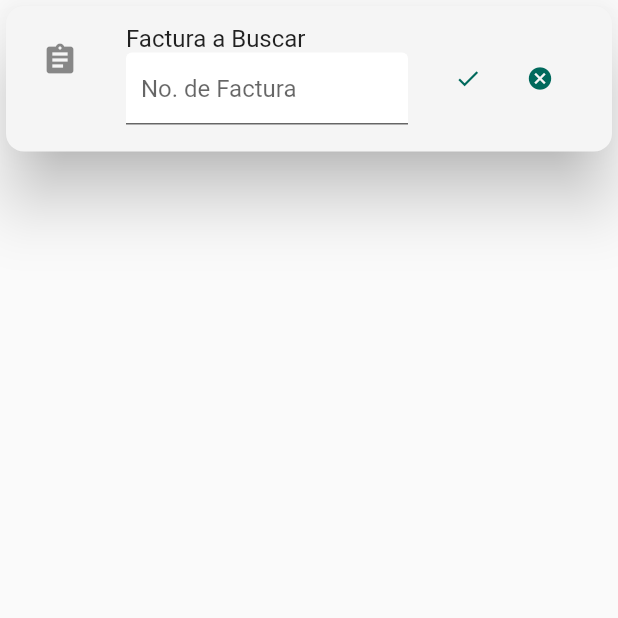
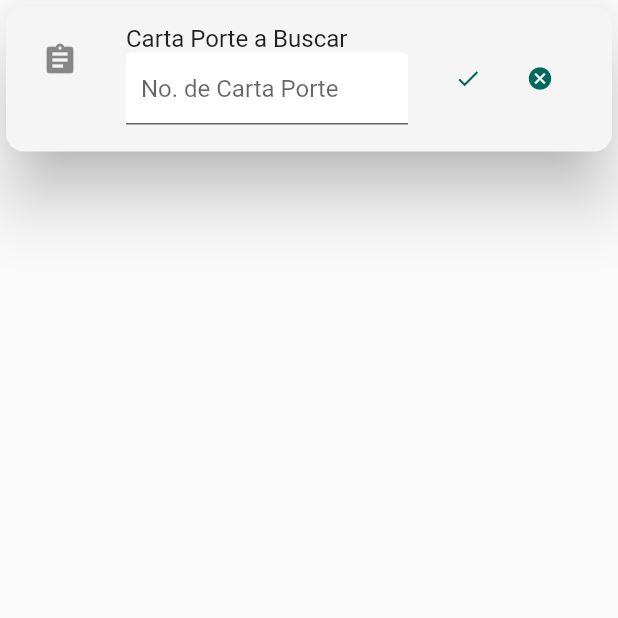
Before and after one commit to cosetimx/factura, a Flutter app: the HomePageMap screen opened directly, on a phone screen of 412 x 824 dp, the top half of it. Run offline on Flutter 3.47's test engine with Material 2 defaults, Android fonts, the phone set to English and light mode, and no system bars; Roboto replaces fonts that are missing (Nunito).

Commit message:
Cambios Nomnbres

```diff
--- a/lib/home_page.dart
+++ b/lib/home_page.dart
@@ -399,7 +399,7 @@ class HomePageState extends State<HomePageMap> {
           primary: Colors.teal,
           fixedSize: Size.fromWidth(100),
           padding: EdgeInsets.all(10)),
-      child: Icon(Icons.cancel),
+      child: Text('Cancelar'),//Icon(Icons.cancel),
       onPressed: () async {
         await showDialog(
             context: context,
@@ -438,7 +438,7 @@ class HomePageState extends State<HomePageMap> {
           primary: Colors.teal,
           fixedSize: Size.fromWidth(100),
           padding: EdgeInsets.all(10)),
-      child: Icon(Icons.check),
+      child: Text('Aceptar'),//Icon(Icons.check),
       onPressed: () async {
         await showDialog(
             context: context,
@@ -485,13 +485,13 @@ class HomePageState extends State<HomePageMap> {
                 padding: EdgeInsets.all(8.0),
                 child: ListTile(
                     leading: Icon(Icons.assignment),
-                    title: Text("Factura a Buscar"),
+                    title: Text("Carta Porte a Buscar"),
                     subtitle: TextField(
                       controller: NoFact,
                       keyboardType: TextInputType
                           .text, //numberWithOptions(decimal: true),
                       decoration: InputDecoration(
-                        hintText: 'No. de Factura',
+                        hintText: 'No. de Carta Porte',
                         contentPadding:
                             EdgeInsets.fromLTRB(10.0, 5.0, 10.0, 5.0),
                         filled: true,
@@ -869,7 +869,7 @@ class HomePageState extends State<HomePageMap> {
                       mainAxisAlignment: MainAxisAlignment.start,
                       children: [
                         Text(
-                          'Factura',
+                          'Carta Porte',
                           style: TextStyle(
                               color: Colors.teal[800],
                               fontWeight: FontWeight.bold,
```
